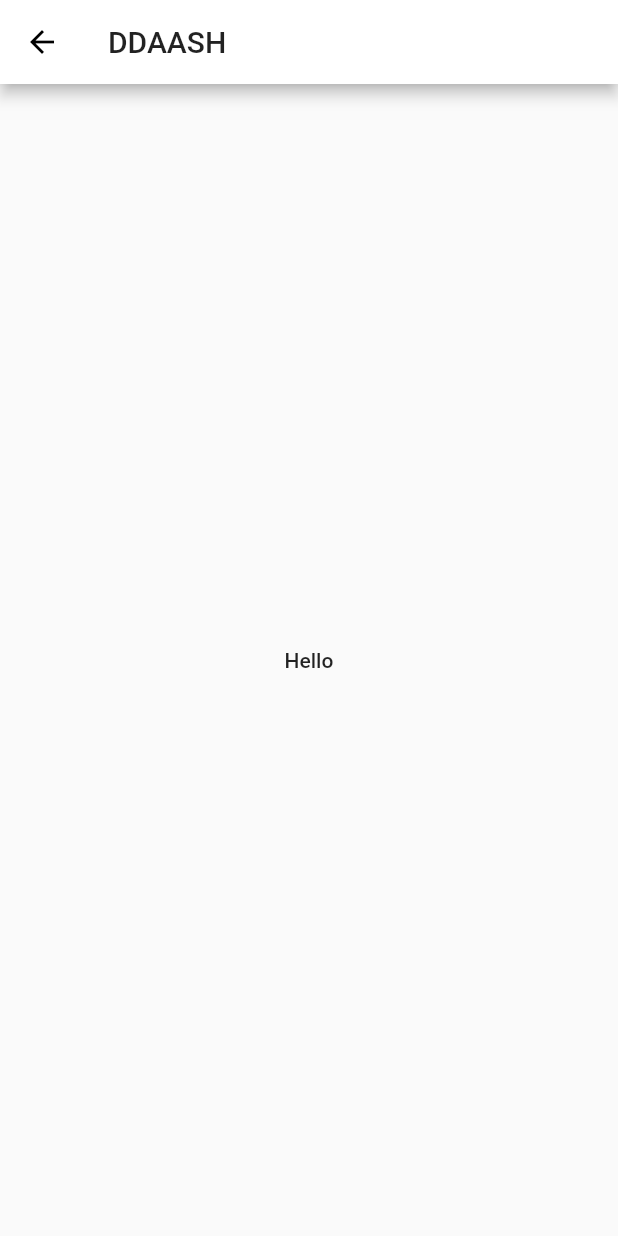
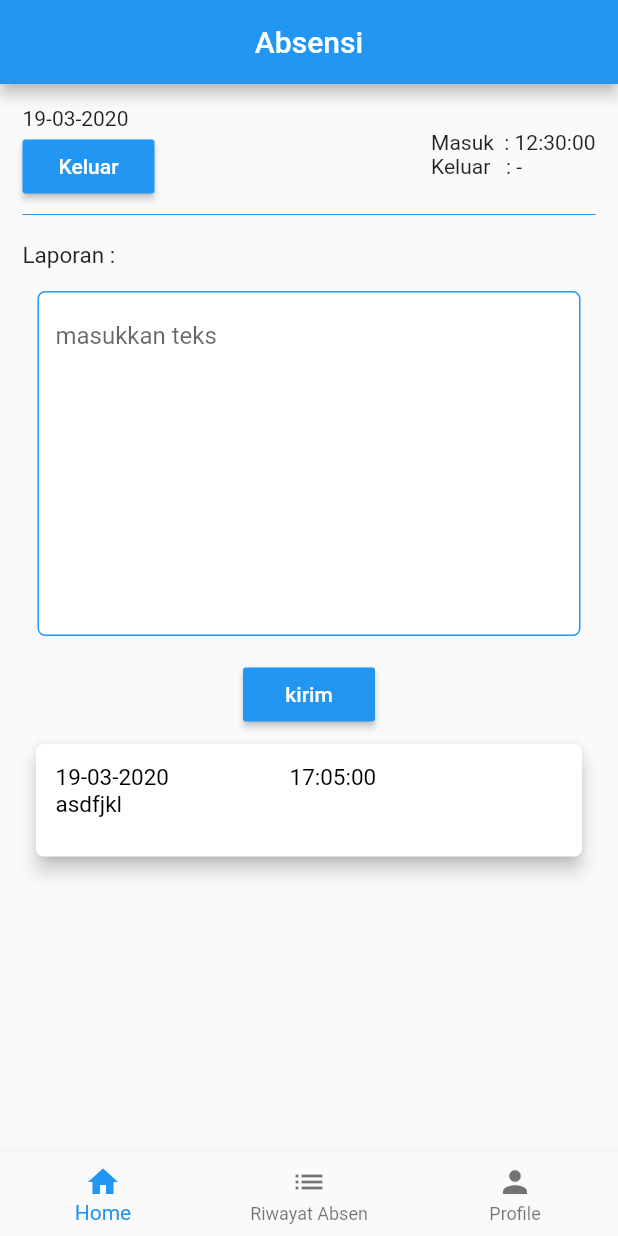
Before and after one commit to yuniimertha/ErzapAbsensi, a Flutter app: the Dashboard screen opened directly, on a phone screen of 412 x 824 dp. Run offline on Flutter 3.47's test engine with Material 2 defaults, Android fonts, the phone set to English and light mode, and no system bars; our stand-ins replace shared_preferences; accounts and stored records are empty; network calls fail.

Commit message:
Merge Project

```diff
--- a/lib/dashboard.dart
+++ b/lib/dashboard.dart
@@ -1,22 +1,86 @@
-class Dashboard extends StatefulWidget{
+import 'package:flutter/material.dart';
+import 'package:absensi/home.dart';
+import 'package:absensi/listabsen.dart';
+import 'package:absensi/profile.dart';
+
+class Dashboard extends StatefulWidget {
   @override
-  _Dashboard createState() => _Dashboard();
+  _DashboardState createState() => _DashboardState();
 }
 
-class _Dashboard extends State<Dashboard> {
+class _DashboardState extends State<Dashboard> {
+
+  int pageIndex = 0;
+
+  final PageHome _home = PageHome();
+  final PageAbsen _listabsen = PageAbsen();
+  final PageProfile _profile = PageProfile();
+
+  Widget _showPage = PageHome();
+
+  Widget _pageChooser(int page){
+    switch (page){
+      case 0:
+      return _home;
+      break;
+      case 1:
+      return _listabsen;
+      break;
+      case 2:
+      return _profile;
+      break;
+      default:
+      return new Container(
+        child: new Center(
+          child: Text(
+            'No Page Found by page choosen',
+          ),
+        )
+      );
+    }
+  }
+
   @override
   Widget build(BuildContext context) {
     return Scaffold(
       appBar: AppBar(
-        title: Text("DDAASH"),
+        backgroundColor: Colors.blue,
+        title: Center(
+          child: Text(
+            'Absensi',
+            style: TextStyle(color: Colors.white),)),
       ),
-      body: Center(
-        child: MaterialButton(
-          onPressed: () {},
-          child: Text('Hello'),
-          padding: EdgeInsets.only(left: 10.0, right: 10.0),
+      body: Container(
+        child: Center(
+          child: _showPage,
         ),
       ),
-    );
+      bottomNavigationBar: BottomNavigationBar(
+        currentIndex: pageIndex,
+        items:[
+          BottomNavigationBarItem(
+            backgroundColor: Colors.blue,
+            icon: Icon(Icons.home),
+            title: Text('Home'),
+          ),
+           BottomNavigationBarItem(
+            backgroundColor: Colors.blue,
+            icon: Icon(Icons.list),
+            title: Text('Riwayat Absen'),
+          ),
+           BottomNavigationBarItem(
+            backgroundColor: Colors.blue,
+            icon: Icon(Icons.person),
+            title: Text('Profile'),
+          ),
+        ],
+        onTap: (index){
+          setState(() {
+            _showPage = _pageChooser(index);
+            pageIndex = index;
+          });
+        },
+      ),
+      );
   }
 }
--- /dev/null
+++ b/lib/home.dart
@@ -0,0 +1,214 @@
+import 'package:flutter/material.dart';
+
+class PageHome extends StatefulWidget {
+  @override
+  _PageHomeState createState() => _PageHomeState();
+}
+
+class _PageHomeState extends State<PageHome> {
+
+  bool statusmasuk = false;
+  bool statuskeluar = false;
+
+  @override
+  Widget build(BuildContext context) {
+    return statusmasuk == false && statuskeluar == true ? Container(
+            child: Center(
+              child: Column(
+                mainAxisAlignment: MainAxisAlignment.center,
+                children: <Widget>[
+                    Padding(padding: const EdgeInsets.all(15.0),
+                    child: SizedBox(
+                      height: 55.0 ,
+                      width: 150.0,
+                    child: RaisedButton(
+                    onPressed: (){
+                      setState(() {
+                        statusmasuk = true;
+                      });
+                    },
+                    child: Text(
+                      "Masuk",
+                      style: TextStyle(
+                        color: Colors.white,
+                        fontSize: 18.0,
+                        ),
+                      ),
+                    color: Colors.blue,
+                      ),
+                    ),
+                  )
+                ],
+              ),
+            )
+    ) : Container(
+      // height: 900.0,
+      padding: const EdgeInsets.all(15.0),
+      child: Column(
+        children: <Widget>[
+          Row(
+            children: <Widget>[
+              Column(
+                mainAxisAlignment: MainAxisAlignment.spaceBetween,
+                crossAxisAlignment: CrossAxisAlignment.start,
+                children: <Widget>[
+                  Column(
+                    crossAxisAlignment: CrossAxisAlignment.start,
+                    children: <Widget>[
+                      Text("19-03-2020"),
+                      RaisedButton(
+                      onPressed: (){
+                        setState(() {
+                        statuskeluar = true;
+                      });
+                      },
+                      child: Text("Keluar", style: TextStyle(color: Colors.white)),
+                      color: Colors.blue,
+                    )
+                    ],
+                  ),
+                ],
+              ),
+              Spacer(),
+              Column(
+                mainAxisAlignment: MainAxisAlignment.spaceBetween,
+                crossAxisAlignment: CrossAxisAlignment.start,
+                children: <Widget>[
+                  Column(
+                    crossAxisAlignment: CrossAxisAlignment.start,
+                    children: <Widget>[
+                      Text(
+                        "Masuk  : 12:30:00",
+                        ),
+                      Text(
+                        "Keluar   : -"
+                      ),
+                   ],
+                  ),
+                ],
+              )
+            ],
+          ),
+          Divider(
+            color: Colors.blue,
+          ),
+          Center(
+            child: Column(
+              crossAxisAlignment: CrossAxisAlignment.start,
+              children: <Widget>[
+                Padding(padding: const EdgeInsets.all(5.0)),
+                Text("Laporan :", style: TextStyle(
+                  fontSize: 15.0,),
+                  textAlign: TextAlign.right,
+                  ),
+                Column(
+                  crossAxisAlignment: CrossAxisAlignment.center,
+                  children: <Widget>[
+                    Padding(padding: const EdgeInsets.symmetric(horizontal: 10.0, vertical: 15.0),
+                    child:TextField(
+                      minLines: 10,
+                      maxLines: 15,
+                      autocorrect: false,
+                      decoration: InputDecoration(
+                        hintText: 'masukkan teks',
+                        filled: true,
+                        fillColor: Colors.white,
+                        enabledBorder: OutlineInputBorder(
+                          borderRadius: BorderRadius.all(Radius.circular(5.0)),
+                          borderSide: BorderSide(color: Colors.blue),
+                        ),
+                        focusedBorder: OutlineInputBorder(
+                          borderRadius: BorderRadius.all(Radius.circular(5.0)),
+                          borderSide: BorderSide(color: Colors.blue),
+                          )
+                        ),
+                      ),
+                    ),
+                        RaisedButton(
+                        onPressed: (){},
+                        child: Text("kirim", style: TextStyle(color: Colors.white),),
+                        color: Colors.blue,
+                        ),
+                      ListView.builder(
+              itemCount: 1,
+              shrinkWrap: true,
+              itemBuilder: (BuildContext context, int index) => Container(
+                width: MediaQuery.of(context).size.width,
+                padding: EdgeInsets.symmetric(horizontal: 5.0, vertical: 5.0),
+                child: Card(
+                  elevation: 5.0,
+                  shape: RoundedRectangleBorder(
+                    borderRadius: BorderRadius.circular(5.0),
+                  ),
+                  child: Container(
+                    width: MediaQuery.of(context).size.width,
+                    padding: EdgeInsets.symmetric(horizontal: 5.0, vertical: 5.0),
+                    child: Row(
+                      mainAxisAlignment: MainAxisAlignment.spaceBetween,
+                      crossAxisAlignment: CrossAxisAlignment.start,
+                      children: <Widget>[
+                        Row(
+                          children: <Widget>[
+                          Container(
+                              width: 250.0,
+                              height: 65.0,
+                              child: Padding(
+                                padding: const EdgeInsets.all(8.0),
+                                child: Column(
+                                 crossAxisAlignment: CrossAxisAlignment.start,
+                                children: <Widget>[
+                                  Row(
+                                    children: <Widget>[
+                                       Expanded(
+                                         child: Text(
+                                          "19-03-2020",
+                                          style: TextStyle(
+                                          color: Colors.black,
+                                          fontSize: 15.0,)),
+                                       ),
+                                       Spacer(),
+                                       Expanded(
+                                         child: Text(
+                                           "17:05:00",
+                                           style: TextStyle(
+                                             color : Colors.black,
+                                             fontSize: 15.0,
+                                           ),
+                                           ),
+                                         )
+                                    ],
+                                  ),
+                              Row(
+                               children: <Widget>[
+                                 Padding(padding: const EdgeInsets.only(top: 8.0)),
+                                 Expanded(
+                                   child: Text(
+                                    'asdfjkl',
+                                   style: TextStyle(
+                                   color: Colors.black,
+                                   fontSize: 15.0,)),
+                                 ),
+                               ],
+                             ),
+                             ]
+                        ),
+                      )),
+                    Container(),
+                  ],
+                )
+              ],
+            )
+          ),
+      ),
+    ),
+        )
+                ]
+                ),
+              ],
+            )
+    ),
+        ],
+      )
+    );
+  }
+}
--- a/lib/main.dart
+++ b/lib/main.dart
@@ -1,7 +1,7 @@
 import 'package:flutter/material.dart';
 import 'package:shared_preferences/shared_preferences.dart';
 import 'dart:async';
-import 'package:dashboard.dart'
+import 'dashboard.dart';
 
 void main() => runApp(MyApp());
 
@@ -186,11 +186,12 @@ class _LoginState extends State<Login> {
     print(_urlcontroller.text);
     print(_emcontroller.text);
     if (_checkEmail(_emcontroller.text)) {
-      Navigator.push(
+      Navigator.pushAndRemoveUntil(
         context,
         MaterialPageRoute(
           builder: (context) => Dashboard(),
         ),
+        (Route<dynamic>route) => false
       );
       return;
     } else {
```
Also changed, not shown: lib/listabsen.dart (added, +91 -0 lines), lib/profile.dart (added, +186 -0 lines), pubspec.lock, 1 other file.
